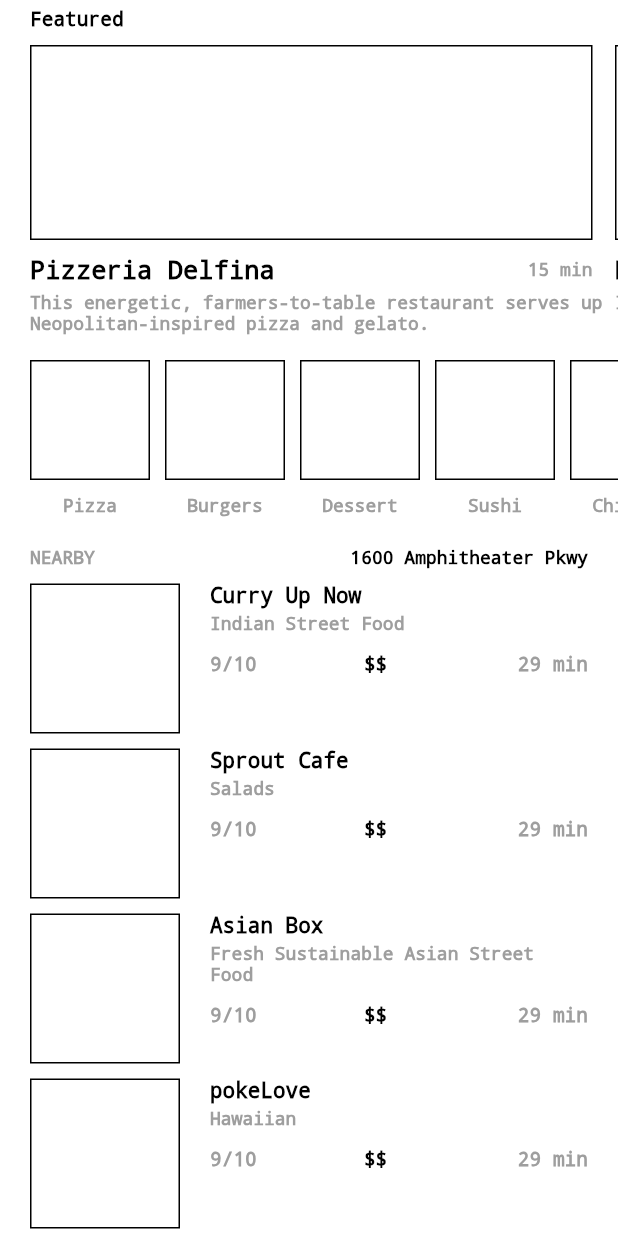
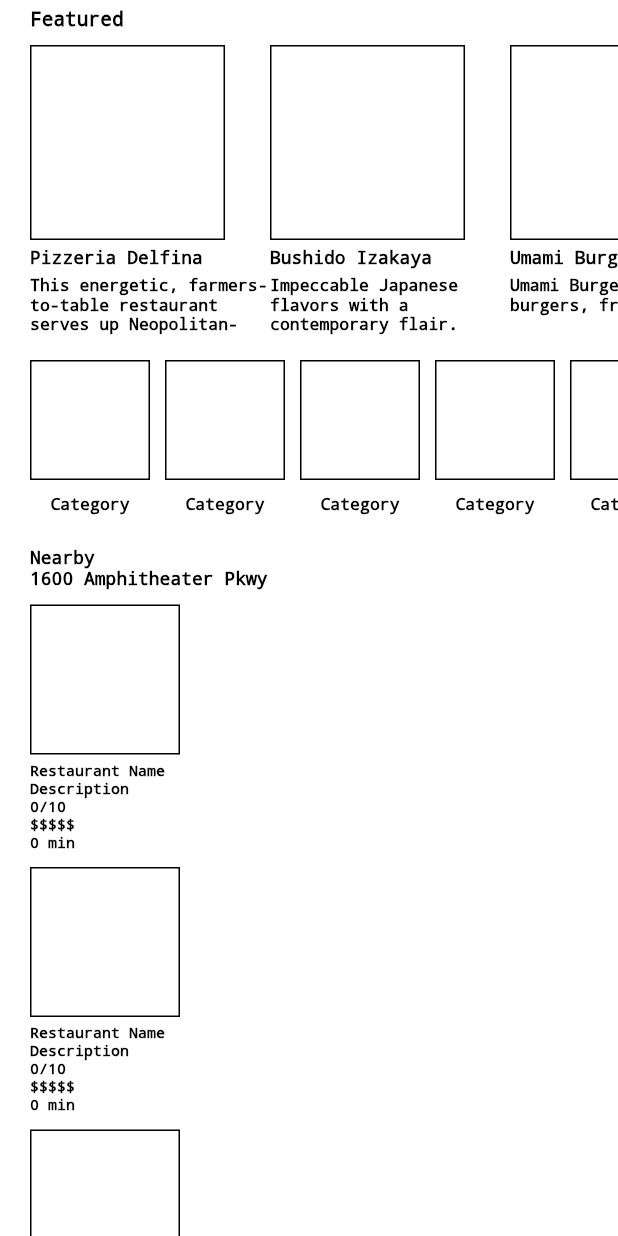
Before and after one commit to agsang84c/FlutterHotReloadGamex, a Flutter app: the screen it shows after launch, on a phone screen of 412 x 824 dp. Run offline on Flutter 3.47's test engine with Material 2 defaults, Android fonts, the phone set to English and light mode, and no system bars.

Commit message:
Reset logo app.

```diff
--- a/logo_app/lib/main.dart
+++ b/logo_app/lib/main.dart
@@ -78,9 +78,9 @@ class _MyHomePageState extends State<MyHomePage> {
 							shrinkWrap: true,
 							scrollDirection: Axis.horizontal,
 							children: <Widget> [
-								const FeaturedRestaurantAligned('Pizzeria Delfina', description: "This energetic, farmers-to-table restaurant serves up Neopolitan-inspired pizza and gelato.", deliveryTime:15),
-								const FeaturedRestaurantAligned('Bushido Izakaya', description: "Impeccable Japanese flavors with a contemporary flair.", deliveryTime:32),
-								const FeaturedRestaurantAligned('Umami Burgers', description: "Umami Burgers serves burgers, fries...", deliveryTime:45)
+								const FeaturedRestaurantSimple('Pizzeria Delfina', description: "This energetic, farmers-to-table restaurant serves up Neopolitan-inspired pizza and gelato.", deliveryTime:15),
+								const FeaturedRestaurantSimple('Bushido Izakaya', description: "Impeccable Japanese flavors with a contemporary flair.", deliveryTime:32),
+								const FeaturedRestaurantSimple('Umami Burgers', description: "Umami Burgers serves burgers, fries...", deliveryTime:45)
 							]
 						)
 					),
@@ -90,19 +90,19 @@ class _MyHomePageState extends State<MyHomePage> {
 							shrinkWrap: true,
 							scrollDirection: Axis.horizontal,
 							children: <Widget> [
-								const CategoryAligned('Pizza'),
-								const CategoryAligned('Burgers'),
-								const CategoryAligned('Dessert'),
-								const CategoryAligned('Sushi'),
-								const CategoryAligned('Chinese'),
+								const CategorySimple('Pizza'),
+								const CategorySimple('Burgers'),
+								const CategorySimple('Dessert'),
+								const CategorySimple('Sushi'),
+								const CategorySimple('Chinese'),
 							]
 						)
 					),
-					new RestaurantsHeaderAligned(),
-					const RestaurantAligned('Curry Up Now', description:"Indian Street Food", deliveryTime: 29, rating: 9, dollarSigns: 2),
-					const RestaurantAligned('Sprout Cafe', description:"Salads", deliveryTime: 29, rating: 9, dollarSigns: 2),
-					const RestaurantAligned('Asian Box', description:"Fresh Sustainable Asian Street Food", deliveryTime: 29, rating: 9, dollarSigns: 2),
-					const RestaurantAligned('pokeLove', description:"Hawaiian", deliveryTime: 29, rating: 9, dollarSigns: 2),
+					new RestaurantsHeaderSimple(),
+					const RestaurantSimple('Curry Up Now', description:"Indian Street Food", deliveryTime: 29, rating: 9, dollarSigns: 2),
+					const RestaurantSimple('Sprout Cafe', description:"Salads", deliveryTime: 29, rating: 9, dollarSigns: 2),
+					const RestaurantSimple('Asian Box', description:"Fresh Sustainable Asian Street Food", deliveryTime: 29, rating: 9, dollarSigns: 2),
+					const RestaurantSimple('pokeLove', description:"Hawaiian", deliveryTime: 29, rating: 9, dollarSigns: 2),
 				],
 			)
 		);
```
